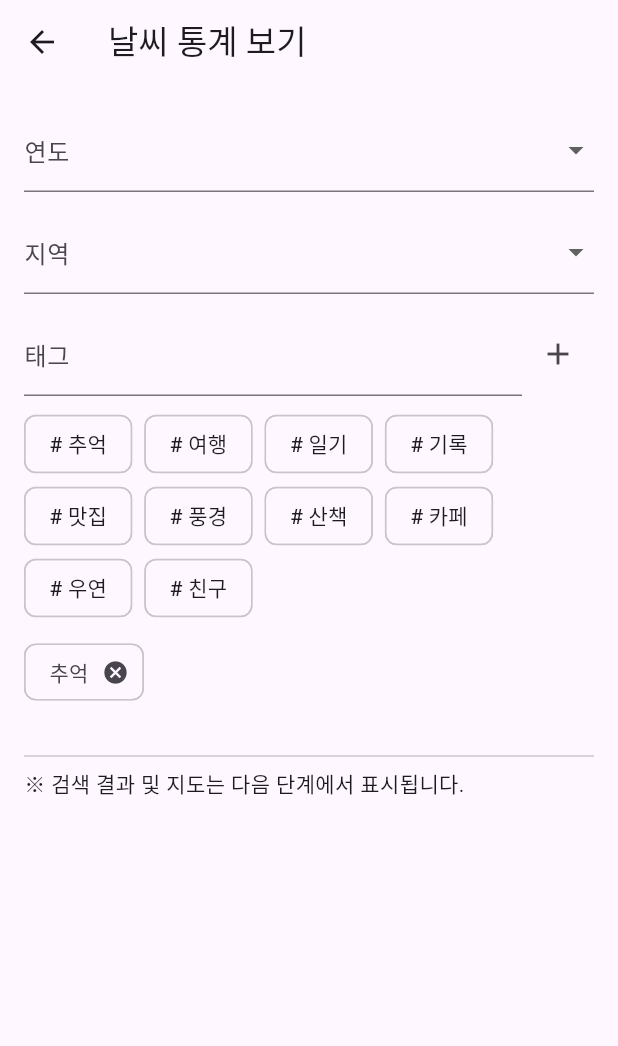
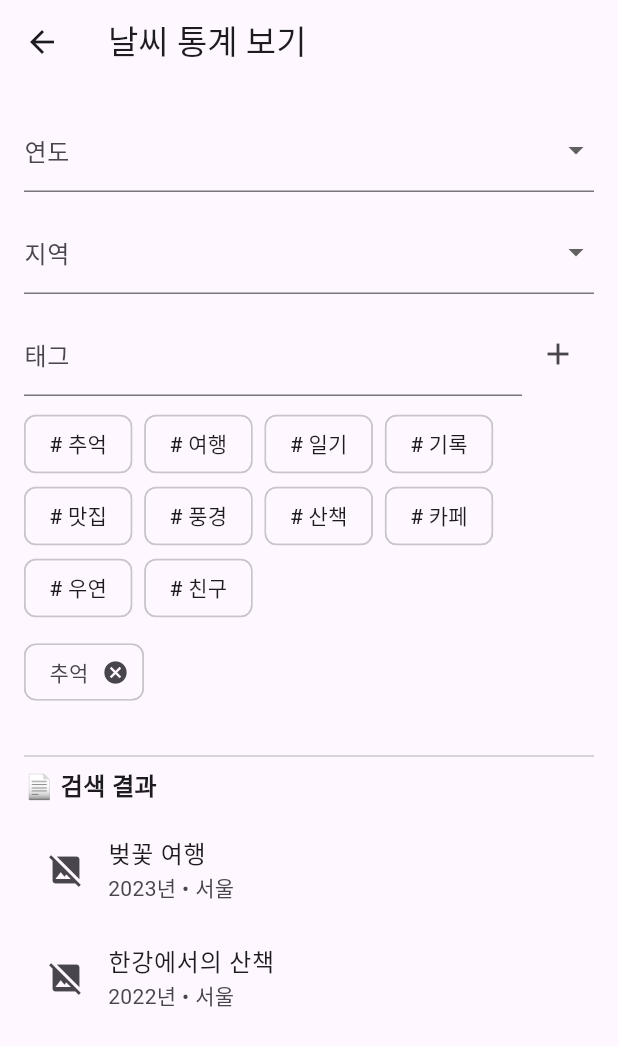
Before and after one commit to cheomji95/front_connect, a Flutter app: the WeatherInsightScreen screen opened by its route, after a tap on an icon or button, on a phone screen of 412 x 824 dp. Shown: the top 1046 px of the screen. Run offline on Flutter 3.47's test engine with Material 3 defaults, Android fonts, the phone set to English and light mode, and no system bars; our stand-ins replace dio, geocoding, geolocator, google_maps_flutter, image_picker, permission_handler and 1 more; accounts and stored records are empty.

Commit message:
일기예보 기능 작성시작2

```diff
--- a/lib/screens/weather_insight_screen.dart
+++ b/lib/screens/weather_insight_screen.dart
@@ -1,3 +1,4 @@
+// weather_insight_screen.dart
 import 'package:flutter/material.dart';
 
 class WeatherInsightScreen extends StatefulWidget {
@@ -17,19 +18,47 @@ class _WeatherInsightScreenState extends State<WeatherInsightScreen> {
   final List<String> regions = ['서울', '경기', '강원', '충청', '전라', '경상', '제주', '울릉'];
   final List<String> tagHints = ['추억', '여행', '일기', '기록', '맛집', '풍경', '산책', '카페', '우연', '친구'];
 
+  List<PostItem> searchResults = [];
+  bool isLoading = false;
+
   void _addTag(String tag) {
     tag = tag.trim();
     if (tag.isNotEmpty && !selectedTags.contains(tag)) {
       setState(() => selectedTags.add(tag));
+      _fetchPostsByFilter();
     }
   }
 
   void _removeTag(String tag) {
     setState(() => selectedTags.remove(tag));
+    _fetchPostsByFilter();
   }
 
   void _onFilterChanged() {
-    // 여기에 연도, 지역, 태그 기반 게시글 검색 API 호출 로직 연결 예정
+    _fetchPostsByFilter();
+  }
+
+  Future<void> _fetchPostsByFilter() async {
+    setState(() => isLoading = true);
+
+    try {
+      // TODO: 실제 API 연동 예정
+      await Future.delayed(const Duration(seconds: 1)); // 임시 지연
+
+      final dummy = [
+        PostItem(id: 1, title: '벚꽃 여행', year: '2023', region: '서울'),
+        PostItem(id: 2, title: '한강에서의 산책', year: '2022', region: '서울'),
+      ];
+
+      setState(() => searchResults = dummy);
+    } catch (e) {
+      debugPrint('❌ 게시글 검색 실패: $e');
+      if (mounted) {
+        ScaffoldMessenger.of(context).showSnackBar(SnackBar(content: Text('검색 실패: $e')));
+      }
+    } finally {
+      setState(() => isLoading = false);
+    }
   }
 
   @override
@@ -41,6 +70,7 @@ class _WeatherInsightScreenState extends State<WeatherInsightScreen> {
         child: Column(
           crossAxisAlignment: CrossAxisAlignment.start,
           children: [
+            // 필터 UI
             DropdownButtonFormField<String>(
               value: selectedYear,
               decoration: const InputDecoration(labelText: '연도'),
@@ -70,7 +100,6 @@ class _WeatherInsightScreenState extends State<WeatherInsightScreen> {
                     onSubmitted: (v) {
                       _addTag(v);
                       tagController.clear();
-                      _onFilterChanged();
                     },
                   ),
                 ),
@@ -79,9 +108,8 @@ class _WeatherInsightScreenState extends State<WeatherInsightScreen> {
                   onPressed: () {
                     _addTag(tagController.text);
                     tagController.clear();
-                    _onFilterChanged();
                   },
-                )
+                ),
               ],
             ),
             const SizedBox(height: 8),
@@ -90,10 +118,7 @@ class _WeatherInsightScreenState extends State<WeatherInsightScreen> {
               children: tagHints.map((hint) {
                 return ActionChip(
                   label: Text('# $hint'),
-                  onPressed: () {
-                    _addTag(hint);
-                    _onFilterChanged();
-                  },
+                  onPressed: () => _addTag(hint),
                 );
               }).toList(),
             ),
@@ -103,19 +128,73 @@ class _WeatherInsightScreenState extends State<WeatherInsightScreen> {
               children: selectedTags.map((tag) {
                 return Chip(
                   label: Text(tag),
-                  onDeleted: () {
-                    _removeTag(tag);
-                    _onFilterChanged();
-                  },
+                  onDeleted: () => _removeTag(tag),
                 );
               }).toList(),
             ),
+
             const SizedBox(height: 24),
             const Divider(),
-            const Text('※ 검색 결과 및 지도는 다음 단계에서 표시됩니다.'),
+
+            const Text('📄 검색 결과', style: TextStyle(fontSize: 16, fontWeight: FontWeight.bold)),
+            const SizedBox(height: 8),
+
+            if (isLoading)
+              const Center(child: CircularProgressIndicator())
+            else if (searchResults.isEmpty)
+              const Text('검색 결과가 없습니다.')
+            else
+              ListView.builder(
+                shrinkWrap: true,
+                physics: const NeverScrollableScrollPhysics(),
+                itemCount: searchResults.length,
+                itemBuilder: (context, index) {
+                  final post = searchResults[index];
+                  return ListTile(
+                    leading: post.thumbnailUrl != null
+                        ? Image.network(post.thumbnailUrl!, width: 48, height: 48, fit: BoxFit.cover)
+                        : const Icon(Icons.image_not_supported),
+                    title: Text(post.title),
+                    subtitle: Text('${post.year}년 • ${post.region}'),
+                    onTap: () {
+                      ScaffoldMessenger.of(context).showSnackBar(
+                        SnackBar(content: Text('지도에서 게시글 ${post.id} 선택 예정')),
+                      );
+                    },
+                  );
+                },
+              ),
           ],
         ),
       ),
     );
   }
 }
+
+class PostItem {
+  final int id;
+  final String title;
+  final String year;
+  final String region;
+  final String? thumbnailUrl;
+
+  PostItem({
+    required this.id,
+    required this.title,
+    required this.year,
+    required this.region,
+    this.thumbnailUrl,
+  });
+
+  factory PostItem.fromJson(Map<String, dynamic> json) {
+    return PostItem(
+      id: json['id'],
+      title: json['title'],
+      year: json['year'],
+      region: json['region'],
+      thumbnailUrl: json['image_urls'] != null && json['image_urls'].isNotEmpty
+          ? 'https://connect.io.kr${json['image_urls'][0]}'
+          : null,
+    );
+  }
+}
```
